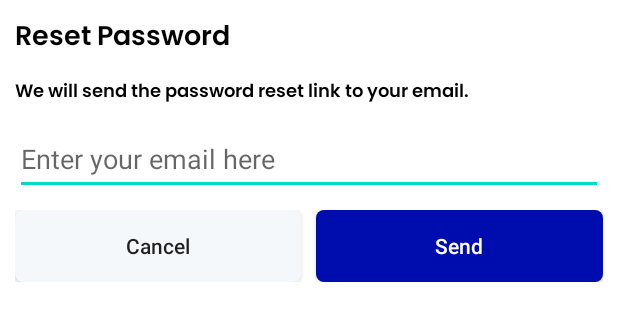
After one commit to kavindu-dilshan/ShopLK, an Android app: the layout reset_password_dialog.xml on its own in the app's theme, with its tools: preview values and no code run, on a phone screen of 412 x 824 dp. The commit adds this screen. Shown: the top 321 px of the screen. Run offline under Robolectric (Android 15) with nearby library versions, the phone set to English and light mode, and no system bars.

Commit message:
complete reset password functionality

```diff
--- /dev/null
+++ b/app/src/main/res/layout/reset_password_dialog.xml
@@ -0,0 +1,81 @@
+<?xml version="1.0" encoding="utf-8"?>
+<androidx.constraintlayout.widget.ConstraintLayout xmlns:android="http://schemas.android.com/apk/res/android"
+    android:layout_width="match_parent"
+    android:layout_height="wrap_content"
+    xmlns:app="http://schemas.android.com/apk/res-auto">
+
+    <TextView
+        android:id="@+id/tvResetPassword"
+        android:layout_width="wrap_content"
+        android:layout_height="wrap_content"
+        android:layout_marginTop="10dp"
+        android:layout_marginStart="10dp"
+        android:fontFamily="@font/poppins_thin"
+        android:text="Reset Password"
+        android:textColor="@color/black"
+        android:textSize="18sp"
+        android:textStyle="bold"
+        app:layout_constraintStart_toStartOf="parent"
+        app:layout_constraintTop_toTopOf="parent"/>
+
+    <TextView
+        android:id="@+id/tvResetPasswordText"
+        android:layout_width="0dp"
+        android:layout_height="wrap_content"
+        android:layout_marginTop="10dp"
+        android:fontFamily="@font/poppins_thin"
+        android:text="We will send the password reset link to your email."
+        android:textColor="@color/black"
+        android:textStyle="bold"
+        android:textSize="12sp"
+        app:layout_constraintEnd_toEndOf="parent"
+        app:layout_constraintStart_toStartOf="@id/tvResetPassword"
+        app:layout_constraintTop_toBottomOf="@id/tvResetPassword"/>
+
+    <EditText
+        android:id="@+id/edResetPassword"
+        android:layout_width="0dp"
+        android:layout_height="wrap_content"
+        android:layout_marginTop="10dp"
+        android:layout_marginBottom="20dp"
+        android:layout_marginEnd="10dp"
+        app:layout_constraintStart_toStartOf="@id/tvResetPasswordText"
+        app:layout_constraintEnd_toEndOf="@id/tvResetPasswordText"
+        app:layout_constraintTop_toBottomOf="@id/tvResetPasswordText"
+        android:hint="Enter your email here"
+        android:height="48dp"/>
+
+    <LinearLayout
+        android:layout_width="0dp"
+        android:layout_height="wrap_content"
+        android:layout_marginTop="10dp"
+        android:layout_marginBottom="20dp"
+        app:layout_constraintBottom_toBottomOf="parent"
+        app:layout_constraintEnd_toEndOf="@id/edResetPassword"
+        app:layout_constraintStart_toStartOf="@id/edResetPassword"
+        app:layout_constraintTop_toBottomOf="@id/edResetPassword"
+        android:orientation="horizontal">
+
+        <androidx.appcompat.widget.AppCompatButton
+            android:id="@+id/buttonCancelResetPassword"
+            android:layout_width="wrap_content"
+            android:layout_height="wrap_content"
+            android:layout_marginEnd="10dp"
+            android:layout_weight="1"
+            android:background="@drawable/white_background"
+            android:text="Cancel"
+            android:textAllCaps="false"/>
+
+        <androidx.appcompat.widget.AppCompatButton
+            android:id="@+id/buttonResetPassword"
+            android:layout_width="wrap_content"
+            android:layout_height="wrap_content"
+            android:layout_weight="1"
+            android:background="@drawable/blue_background"
+            android:text="Send"
+            android:textColor="@color/white"
+            android:textAllCaps="false"/>
+
+    </LinearLayout>
+
+</androidx.constraintlayout.widget.ConstraintLayout>
--- a/app/src/main/res/values/styles.xml
+++ b/app/src/main/res/values/styles.xml
@@ -48,5 +48,11 @@
     <dimen name="h2TextSize">17sp</dimen>
     <dimen name="h3TextSize">22sp</dimen>
 
+    <style name="DialogStyle" parent="Theme.Design.Light.BottomSheetDialog">
+        <item name="android:windowIsFloating">false</item>
+        <item name="android:statusBarColor">@android:color/transparent</item>
+        <item name="android:windowSoftInputMode">adjustResize</item>
+    </style>
+
 
 </resources>
```
Also changed, not shown: app/src/main/java/com/example/shoplk/dialog/ResetPasswordDialog.kt (added, +32 -0 lines), app/src/main/java/com/example/shoplk/fragments/loginRegister/LoginFragment.kt (+24 -0 lines), app/src/main/java/com/example/shoplk/viewmodel/LoginViewModel.kt (+22 -1 lines).
